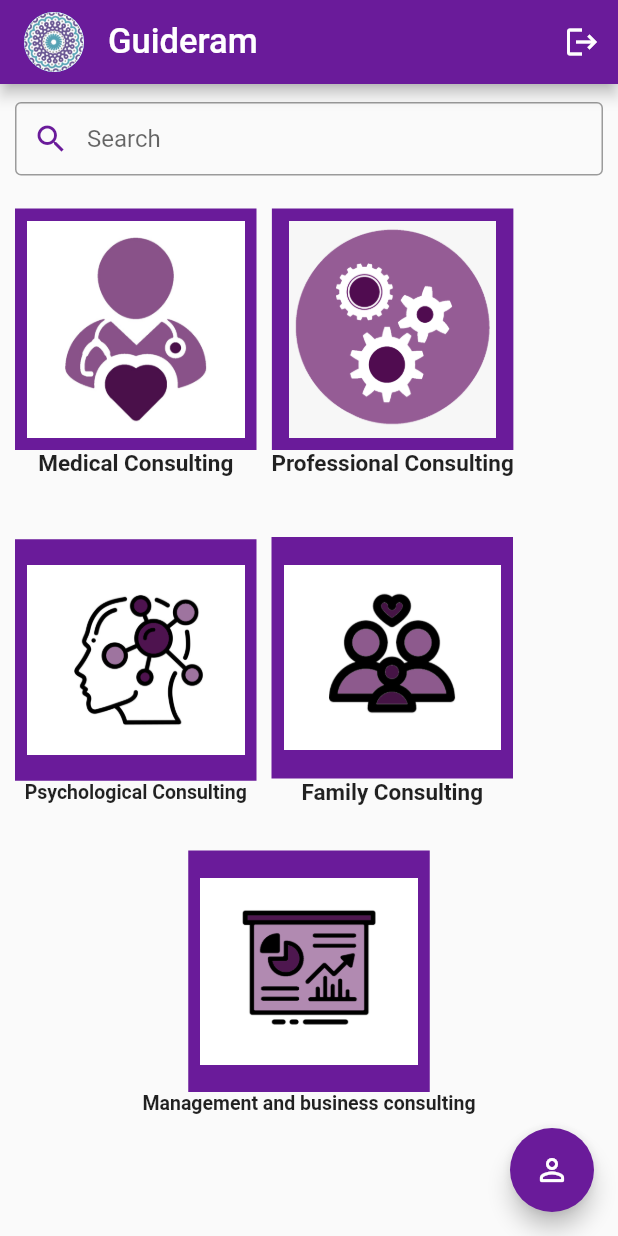
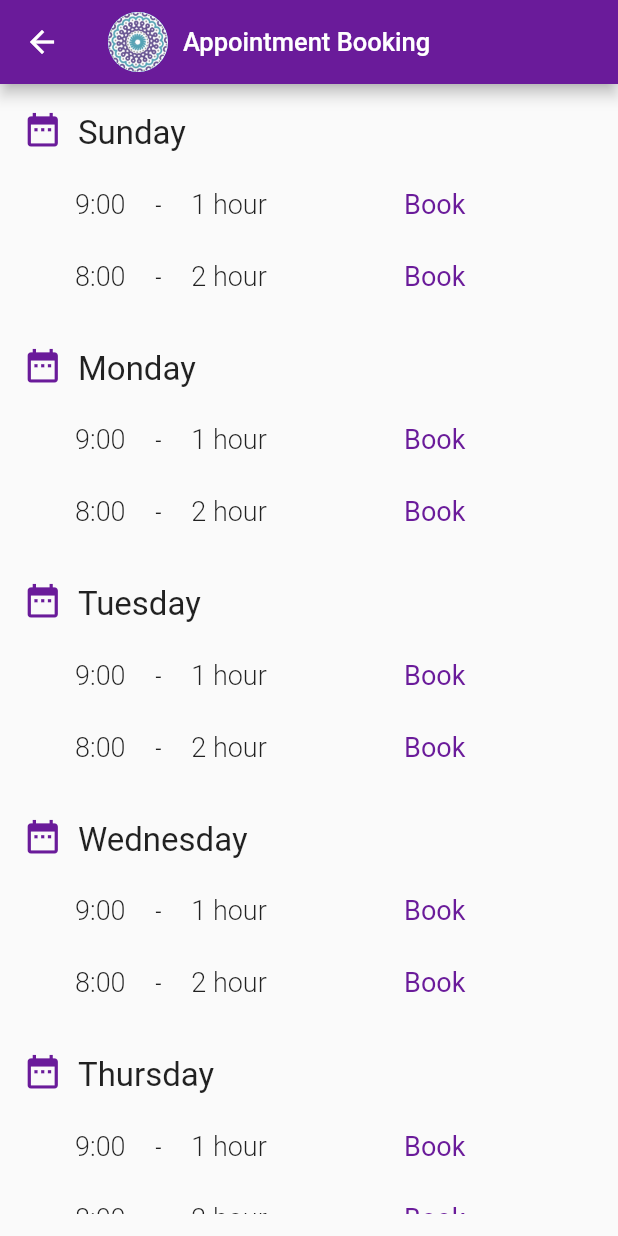
Before and after one commit to samtounsi/guidram-consultant-app, a Flutter app: the screen it shows after launch, on a phone screen of 412 x 824 dp. Run offline on Flutter 3.47's test engine with Material 2 defaults, Android fonts, the phone set to English and light mode, and no system bars; our stand-ins replace dio, get, image_picker, loader_overlay, multi_select_flutter, rating_dialog; missing offline and left inert: favorite_button, inspection.

Commit message:
Appointment Booking

```diff
--- /dev/null
+++ b/lib/Appointment_Booking.dart
@@ -0,0 +1,398 @@
+import 'package:flutter/material.dart';
+
+class App_book {
+  final String time;
+  final String duration;
+  App_book({
+    required this.time,
+    required this.duration,
+  });
+}
+
+class Appointment_Booking extends StatefulWidget {
+  const Appointment_Booking({Key? key}) : super(key: key);
+
+  @override
+  State<Appointment_Booking> createState() => _Appointment_BookingState();
+}
+
+class _Appointment_BookingState extends State<Appointment_Booking> {
+  List<App_book> boo = [
+    App_book(time: '9:00', duration: '1 hour'),
+    App_book(time: '8:00', duration: '2 hour')
+  ];
+
+  @override
+  Widget build(BuildContext context) {
+    return Scaffold(
+      appBar: AppBar(
+        backgroundColor: Colors.purple[800],
+        leading: IconButton(
+          icon: Icon(Icons.arrow_back),
+          onPressed: () {
+            /* //Navigation
+            Navigator.of(context).push(MaterialPageRoute(builder: (context) {
+              return Main_Screen();
+            }));*/
+          },
+        ),
+        title: Row(
+          children: [
+            CircleAvatar(
+              radius: 20.0,
+              backgroundImage: AssetImage('assets/images/logo.png'),
+            ),
+            SizedBox(
+              width: 10.0,
+            ),
+            Text(
+              'Appointment Booking',
+              style: TextStyle(
+                color: Colors.white,
+                fontSize: 17.0,
+              ),
+            ),
+          ],
+        ),
+      ),
+      body: Padding(
+        padding: const EdgeInsets.all(15.0),
+        child: SingleChildScrollView(
+          child: Column(
+            crossAxisAlignment: CrossAxisAlignment.start,
+            children: [
+              Row(
+                children: [
+                  Icon(
+                    Icons.date_range,
+                    size: 27,
+                    color: Colors.purple[800],
+                  ),
+                  SizedBox(
+                    width: 10.0,
+                  ),
+                  Padding(
+                    padding: const EdgeInsets.only(
+                      top: 5,
+                    ),
+                    child: Text(
+                      'Sunday',
+                      style: TextStyle(
+                        fontSize: 22.0,
+                        fontWeight: FontWeight.w400,
+                      ),
+                    ),
+                  ),
+                ],
+              ),
+              SizedBox(
+                height: 10.0,
+              ),
+              ListView.separated(
+                shrinkWrap: true,
+                physics: NeverScrollableScrollPhysics(),
+                scrollDirection: Axis.vertical,
+                itemBuilder: (context, index) =>
+                    buildApp_booitem(boo.elementAt(index), context),
+                separatorBuilder: (context, index) => SizedBox(
+                  height:0,
+                ),
+                itemCount: boo.length,
+              ),
+              SizedBox(
+                height: 20.0,
+              ),
+              Row(
+                children: [
+                  Icon(
+                    Icons.date_range,
+                    size: 27,
+                    color: Colors.purple[800],
+                  ),
+                  SizedBox(
+                    width: 10.0,
+                  ),
+                  Padding(
+                    padding: const EdgeInsets.only(
+                      top: 5,
+                    ),
+                    child: Text(
+                      'Monday',
+                      style: TextStyle(
+                        fontSize: 22.0,
+                        fontWeight: FontWeight.w400,
+                      ),
+                    ),
+                  ),
+                ],
+              ),
+              SizedBox(
+                height: 10.0,
+              ),
+              ListView.separated(
+                shrinkWrap: true,
+                physics: NeverScrollableScrollPhysics(),
+                scrollDirection: Axis.vertical,
+                itemBuilder: (context, index) =>
+                    buildApp_booitem(boo.elementAt(index), context),
+                separatorBuilder: (context, index) => SizedBox(
+                  height:0,
+                ),
+                itemCount: boo.length,
+              ),
+              SizedBox(
+                height: 20.0,
+              ),
+              Row(
+                children: [
+                  Icon(
+                    Icons.date_range,
+                    size: 27,
+                    color: Colors.purple[800],
+                  ),
+                  SizedBox(
+                    width: 10.0,
+                  ),
+                  Padding(
+                    padding: const EdgeInsets.only(
+                      top: 5,
+                    ),
+                    child: Text(
+                      'Tuesday',
+                      style: TextStyle(
+                        fontSize: 22.0,
+                        fontWeight: FontWeight.w400,
+                      ),
+                    ),
+                  ),
+                ],
+              ),
+              SizedBox(
+                height: 10.0,
+              ),
+              ListView.separated(
+                shrinkWrap: true,
+                physics: NeverScrollableScrollPhysics(),
+                scrollDirection: Axis.vertical,
+                itemBuilder: (context, index) =>
+                    buildApp_booitem(boo.elementAt(index), context),
+                separatorBuilder: (context, index) => SizedBox(
+                  height:0,
+                ),
+                itemCount: boo.length,
+              ),
+              SizedBox(
+                height: 20.0,
+              ),
+              Row(
+                children: [
+                  Icon(
+                    Icons.date_range,
+                    size: 27,
+                    color: Colors.purple[800],
+                  ),
+                  SizedBox(
+                    width: 10.0,
+                  ),
+                  Padding(
+                    padding: const EdgeInsets.only(
+                      top: 5,
+                    ),
+                    child: Text(
+                      'Wednesday',
+                      style: TextStyle(
+                        fontSize: 22.0,
+                        fontWeight: FontWeight.w400,
+                      ),
+                    ),
+                  ),
+                ],
+              ),
+              SizedBox(
+                height: 10.0,
+              ),
+              ListView.separated(
+                shrinkWrap: true,
+                physics: NeverScrollableScrollPhysics(),
+                scrollDirection: Axis.vertical,
+                itemBuilder: (context, index) =>
+                    buildApp_booitem(boo.elementAt(index), context),
+                separatorBuilder: (context, index) => SizedBox(
+                  height:0,
+                ),
+                itemCount: boo.length,
+              ),
+              SizedBox(
+                height: 20.0,
+              ),
+              Row(
+                children: [
+                  Icon(
+                    Icons.date_range,
+                    size: 27,
+                    color: Colors.purple[800],
+                  ),
+                  SizedBox(
+                    width: 10.0,
+                  ),
+                  Padding(
+                    padding: const EdgeInsets.only(
+                      top: 5,
+                    ),
+                    child: Text(
+                      'Thursday',
+                      style: TextStyle(
+                        fontSize: 22.0,
+                        fontWeight: FontWeight.w400,
+                      ),
+                    ),
+                  ),
+                ],
+              ),
+              SizedBox(
+                height: 10.0,
+              ),
+              ListView.separated(
+                shrinkWrap: true,
+                physics: NeverScrollableScrollPhysics(),
+                scrollDirection: Axis.vertical,
+                itemBuilder: (context, index) =>
+                    buildApp_booitem(boo.elementAt(index), context),
+                separatorBuilder: (context, index) => SizedBox(
+                  height:0,
+                ),
+                itemCount: boo.length,
+              ),
+              SizedBox(
+                height: 20.0,
+              ),
+              Row(
+                children: [
+                  Icon(
+                    Icons.date_range,
+                    size: 27,
+                    color: Colors.purple[800],
+                  ),
+                  SizedBox(
+                    width: 10.0,
+                  ),
+                  Padding(
+                    padding: const EdgeInsets.only(
+                      top: 5,
+                    ),
+                    child: Text(
+                      'Friday',
+                      style: TextStyle(
+                        fontSize: 22.0,
+                        fontWeight: FontWeight.w400,
+                      ),
+                    ),
+                  ),
+                ],
+              ),
+              SizedBox(
+                height: 10.0,
+              ),
+              ListView.separated(
+                shrinkWrap: true,
+                physics: NeverScrollableScrollPhysics(),
+                scrollDirection: Axis.vertical,
+                itemBuilder: (context, index) =>
+                    buildApp_booitem(boo.elementAt(index), context),
+                separatorBuilder: (context, index) => SizedBox(
+                  height:0,
+                ),
+                itemCount: boo.length,
+              ),
+              SizedBox(
+                height: 20.0,
+              ),
+              Row(
+                children: [
+                  Icon(
+                    Icons.date_range,
+                    size: 27,
+                    color: Colors.purple[800],
+                  ),
+                  SizedBox(
+                    width: 10.0,
+                  ),
+                  Padding(
+                    padding: const EdgeInsets.only(
+                      top: 5,
+                    ),
+                    child: Text(
+                      'Saturday',
+                      style: TextStyle(
+                        fontSize: 22.0,
+                        fontWeight: FontWeight.w400,
+                      ),
+                    ),
+                  ),
+                ],
+              ),
+              SizedBox(
+                height: 10.0,
+              ),
+              ListView.separated(
+                shrinkWrap: true,
+                physics: NeverScrollableScrollPhysics(),
+                scrollDirection: Axis.vertical,
+                itemBuilder: (context, index) =>
+                    buildApp_booitem(boo.elementAt(index), context),
+                separatorBuilder: (context, index) => SizedBox(
+                  height:0,
+                ),
+                itemCount: boo.length,
+              ),
+              SizedBox(
+                height: 20.0,
+              ),
+            ],
+          ),
+        ),
+      ),
+    );
+  }
+
+  Widget buildApp_booitem(App_book boo, BuildContext context) => Row(
+    children: [
+      SizedBox(
+        width: 35.0,
+      ),
+      Text(
+        overflow: TextOverflow.ellipsis,
+        style: TextStyle(
+          fontSize: 18.0,
+          fontWeight: FontWeight.w300,
+        ),
+        '${boo.time}',
+      ),
+      SizedBox(
+        width: 20.0,
+      ),
+      Text('-'),
+      SizedBox(
+        width: 20.0,
+      ),
+      Text(
+        overflow: TextOverflow.ellipsis,
+        style: TextStyle(
+          fontSize: 18.0,
+          fontWeight: FontWeight.w300,
+        ),
+        '${boo.duration}',
+      ),
+      SizedBox(
+        width: 80.0,
+      ),
+      TextButton(
+        child: Text(
+          'Book',
+          style: TextStyle(fontSize: 18, fontWeight: FontWeight.w400),
+        ),
+        onPressed: () {},
+      ),
+    ],
+  );
+}
--- a/lib/expert_user_screen.dart
+++ b/lib/expert_user_screen.dart
@@ -1,4 +1,5 @@
 import 'package:flutter/material.dart';
+import 'package:guideram/Appointment_Booking.dart';
 import 'package:guideram/Main_screen.dart';
 import 'package:favorite_button/favorite_button.dart';
 import 'package:guideram/controllers/expertcontroller.dart';
@@ -340,9 +341,9 @@ class _expert_user_screenState extends State<expert_user_screen> {
                             ),
                           ),
                           onPressed: () {
-                            /*  Navigator.of(context).push(MaterialPageRoute(builder:(context){
-                              return ();
-                            }));*/
+                          Navigator.of(context).push(MaterialPageRoute(builder:(context){
+                              return Appointment_Booking();
+                            }));
                           }),
                     ),
                   ),
--- a/lib/main.dart
+++ b/lib/main.dart
@@ -1,4 +1,5 @@
 import 'package:flutter/material.dart';
+import 'package:guideram/Appointment_Booking.dart';
 import 'package:guideram/Booked_appointments.dart';
 import 'package:guideram/Counseling_Settings.dart';
 import 'package:guideram/Error_Screen.dart';
@@ -28,7 +29,7 @@ class MyApp extends StatelessWidget {
   Widget build(BuildContext context) {
     return MaterialApp(
         debugShowCheckedModeBanner:false,
-        home:Main_Screen(),
+        home:Appointment_Booking(),
         theme: ThemeData(
           colorScheme: ThemeData().colorScheme.copyWith(
             primary: Colors.purple[800],
```
